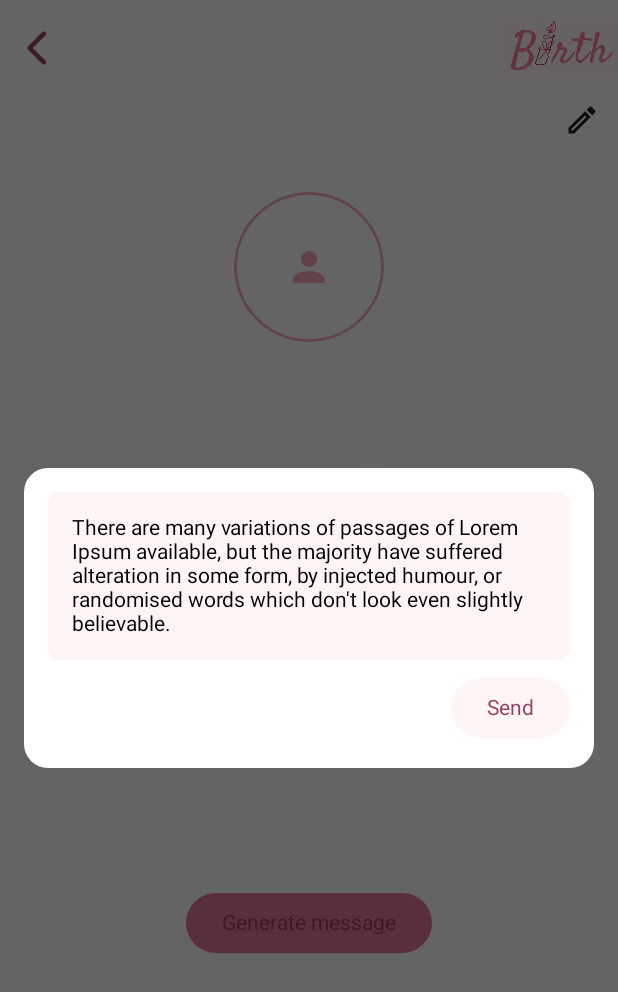
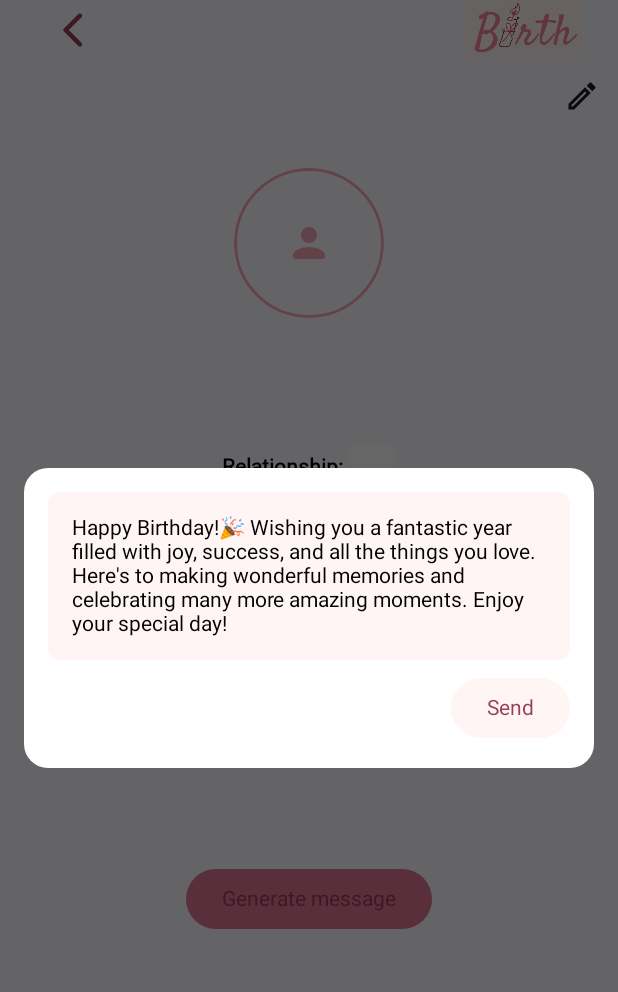
Before and after one commit to SimplyTechnologies/android-internship-2024, an Android app built with Jetpack Compose: the composable BirthdayDetailsScreen shown on its own in the app's theme, after a tap on "Generate message", on a phone screen of 412 x 824 dp. Shown: the top 992 px of the screen. Run offline under Robolectric (Android 15) with nearby library versions, the phone set to English and light mode, and no system bars; pictures from the network do not load; Roboto replaces fonts that are not available here; 2 statements that could not run were skipped.

Commit message:
Fixed BirthdayDetailsScreen ActionBar view bug

```diff
--- a/app/src/main/java/com/simply/birthdayapp/commonpresentation/components/actionbar/auth/TopAppBarWithBackButton.kt
+++ b/app/src/main/java/com/simply/birthdayapp/commonpresentation/components/actionbar/auth/TopAppBarWithBackButton.kt
@@ -33,11 +33,12 @@ fun TopAppBarWithBackButton(
             else if (showBackButton) Arrangement.SpaceBetween
             else Arrangement.End,
             verticalAlignment = Alignment.CenterVertically,
-            modifier = Modifier.fillMaxWidth()
+            modifier = Modifier
+                .fillMaxWidth()
         ) {
             if (showBackButton && !showInCenter) {
                 Box {
-                    IconButton(onClick = onBackPress) {
+                    IconButton(modifier = Modifier.height(40.dp), onClick = onBackPress) {
                         Icon(
                             modifier = Modifier.size(width = 16.dp, height = 24.dp),
                             painter = painterResource(id = R.drawable.ic_navigate_back),
--- a/app/src/main/java/com/simply/birthdayapp/main/home/presentation/HomeScreen.kt
+++ b/app/src/main/java/com/simply/birthdayapp/main/home/presentation/HomeScreen.kt
@@ -22,11 +22,11 @@ import org.koin.androidx.compose.koinViewModel
 @Composable
 fun HomeScreen(
     modifier: Modifier = Modifier,
-    viewModel: HomeViewModel  = koinViewModel(),
+    viewModel: HomeViewModel = koinViewModel(),
     navigateToBirthdayDetailsScreen: (Birthday) -> Unit = {}
 ) {
     val birthdayList by viewModel.birthdays.collectAsState(emptyList())
-    Column(modifier = modifier) {
+    Column(modifier = modifier.fillMaxSize()) {
         TopAppBarWithBackButton(Modifier.fillMaxWidth(), showInCenter = true, showTopBar = true)
         LazyColumn(
             modifier = Modifier
--- a/app/src/main/java/com/simply/birthdayapp/main/home/presentation/screens/BirthdayDetailsScreen.kt
+++ b/app/src/main/java/com/simply/birthdayapp/main/home/presentation/screens/BirthdayDetailsScreen.kt
@@ -7,21 +7,19 @@ import androidx.compose.foundation.background
 import androidx.compose.foundation.layout.Box
 import androidx.compose.foundation.layout.Column
 import androidx.compose.foundation.layout.Row
-import androidx.compose.foundation.layout.Spacer
 import androidx.compose.foundation.layout.fillMaxSize
 import androidx.compose.foundation.layout.fillMaxWidth
-import androidx.compose.foundation.layout.height
 import androidx.compose.foundation.layout.padding
 import androidx.compose.foundation.layout.size
 import androidx.compose.foundation.shape.RoundedCornerShape
 import androidx.compose.material.Surface
+import androidx.compose.material.Text
+import androidx.compose.material.TextField
+import androidx.compose.material.TextFieldDefaults
 import androidx.compose.material3.Button
 import androidx.compose.material3.ButtonDefaults
 import androidx.compose.material3.Icon
 import androidx.compose.material3.IconButton
-import androidx.compose.material.Text
-import androidx.compose.material.TextField
-import androidx.compose.material.TextFieldDefaults
 import androidx.compose.runtime.Composable
 import androidx.compose.runtime.collectAsState
 import androidx.compose.runtime.getValue
@@ -70,10 +68,13 @@ fun BirthdayDetailsScreen(
     Column(
         modifier = Modifier.fillMaxSize(),
     ) {
-        Spacer(modifier = Modifier.height(8.dp))
         TopAppBarWithBackButton(
-            onBackPress = { navigateToHomeScreen() }
+            modifier = Modifier
+                .fillMaxWidth()
+                .padding(horizontal = 24.dp),
         )
+        { navigateToHomeScreen() }
+
 
         Box(
             Modifier.fillMaxWidth(),
@@ -84,7 +85,7 @@ fun BirthdayDetailsScreen(
             ) {
                 Icon(
                     painter = painterResource(id = R.drawable.ic_edit),
-                    contentDescription = "Edit",
+                    contentDescription = null,
                 )
             }
         }
--- a/app/src/main/java/com/simply/birthdayapp/main/shop/presentation/screens/ShopScreen.kt
+++ b/app/src/main/java/com/simply/birthdayapp/main/shop/presentation/screens/ShopScreen.kt
@@ -20,8 +20,8 @@ import androidx.compose.ui.platform.LocalContext
 import androidx.compose.ui.res.stringResource
 import androidx.compose.ui.unit.dp
 import com.simply.birthdayapp.R
+import com.simply.birthdayapp.commonpresentation.components.actionbar.auth.TopAppBarWithBackButton
 import com.simply.birthdayapp.commonpresentation.theme.DarkPink
-import com.simply.birthdayapp.main.components.actionbar.LogoActionBar
 import com.simply.birthdayapp.main.shop.domain.model.ShopDomainModel
 import com.simply.birthdayapp.main.shop.presentation.ShopListUiState
 import com.simply.birthdayapp.main.shop.presentation.ShopViewModel
@@ -41,7 +41,7 @@ fun ShopScreen(
     Column(
         modifier = modifier.fillMaxSize(), horizontalAlignment = Alignment.CenterHorizontally
     ) {
-        LogoActionBar(modifier = Modifier.fillMaxWidth())
+        TopAppBarWithBackButton(Modifier.fillMaxWidth(), showInCenter = true, showTopBar = true)
         SearchBar(text = searchText,
             onClearClick = { viewModel.onClearSearch() },
             onSearchClick = { viewModel.onSearchText(it) })
--- a/app/src/main/res/values/strings.xml
+++ b/app/src/main/res/values/strings.xml
@@ -57,7 +57,6 @@
     <string name="shop_web_site">Web Site</string>
     <string name="shop_address">Address:\u00A0</string>
     <string name="shop_phone_number">Phone:\u00A0</string>
-    <string name="success">Success</string>
 
     <string name="zodiac_capricorn">Capricorn</string>
     <string name="zodiac_aquarius">Aquarius</string>
@@ -77,8 +76,7 @@
     <string name="birthday_relationship">Relationship:\u00A0</string>
     <string name="zodiac_sign">Zodiac Sign:\u00A0</string>
     <string name="send_button">Send</string>
-    <string name="generated_message">There are many variations of passages of Lorem Ipsum available,
-        but the majority have suffered alteration in some form, by injected humour,
-        or randomised words which don\'t look even slightly believable.</string>
+    <string name="generated_message">Happy Birthday!🎉 Wishing you a fantastic year filled with joy, success, and all the things you love. Here\'s to making wonderful memories and celebrating many more amazing moments. Enjoy your special day!</string>
+    <string name="success">The birthday was successfully created!</string>
 
 </resources>
```
